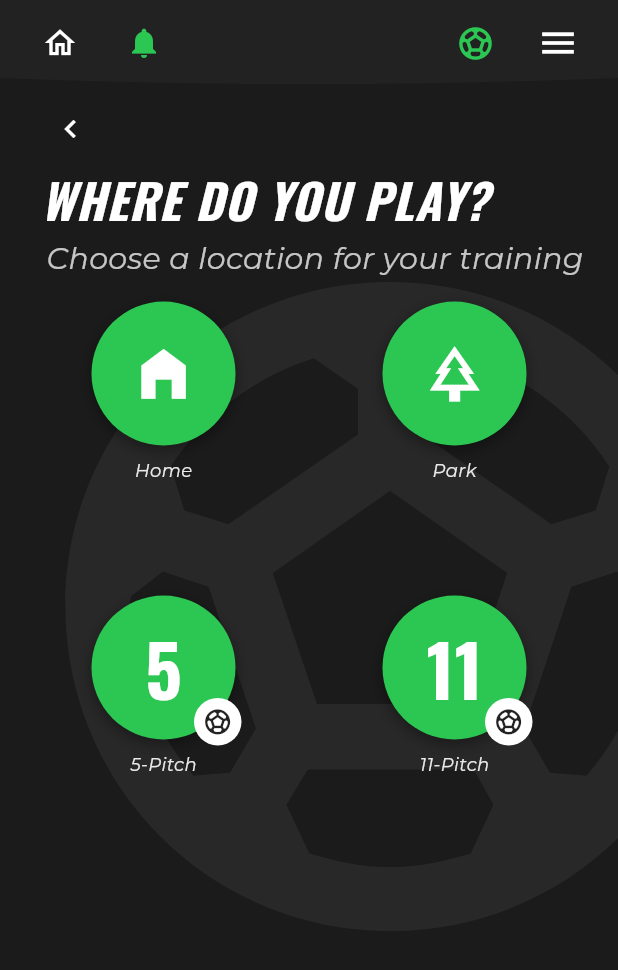
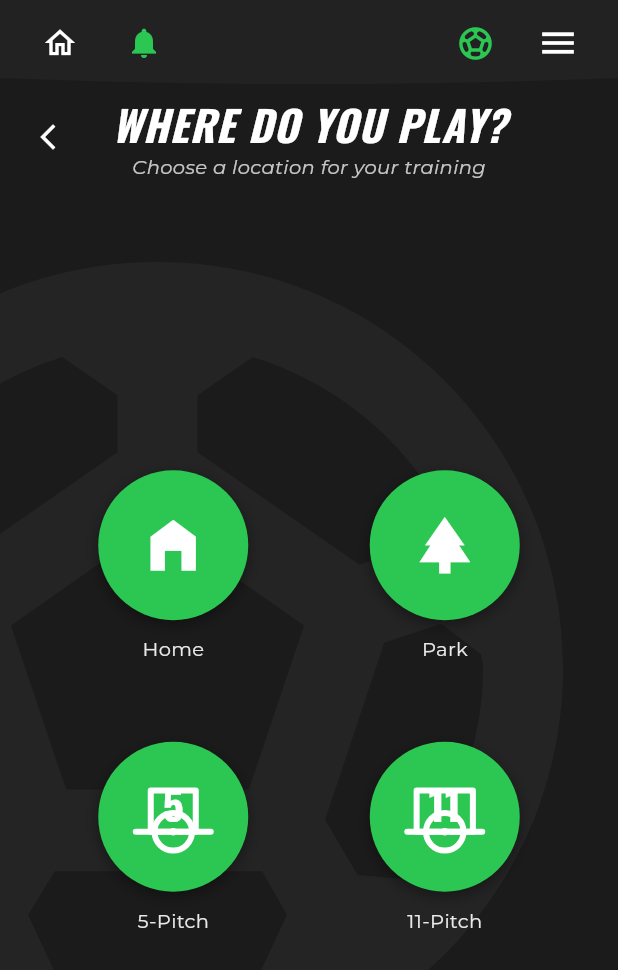
Before and after one commit to rokko/besteamapp, a Flutter app: the SingleWherePage screen opened by its route, on a phone screen of 412 x 824 dp. Shown: the top 970 px of the screen. Run offline on Flutter 3.47's test engine with Material 3 defaults, Android fonts, the phone set to English and light mode, and no system bars; our stand-ins replace go_router, google_fonts, smooth_page_indicator; missing offline and left inert: mobile_scanner.

Commit message:
feat: implement location selection and training type selection pages for single-player mode

```diff
--- a/lib/playpage/single_where.dart
+++ b/lib/playpage/single_where.dart
@@ -2,7 +2,6 @@ import 'package:flutter/material.dart';
 import 'package:google_fonts/google_fonts.dart';
 import 'package:go_router/go_router.dart';
 
-// Header & Drawer riusabili (gli stessi usati in Home/Play)
 import '../widgets/app_header.dart';
 import '../widgets/profile_drawer.dart';
 
@@ -15,122 +14,110 @@ class SingleWherePage extends StatefulWidget {
 class _SingleWherePageState extends State<SingleWherePage> {
   final _scaffoldKey = GlobalKey<ScaffoldState>();
 
-  static const kBg    = Color(0xFF1B1B1B);
-  static const kGreen = Color(0xFF2CC653);
-
   void _goNext() {
-    // GoRouter
     context.push('/single/training');
-    // Navigator (se NON usi GoRouter):
-    // Navigator.of(context).push(MaterialPageRoute(builder: (_) => const SingleTrainingPage()));
   }
 
   @override
   Widget build(BuildContext context) {
     return Scaffold(
       key: _scaffoldKey,
-      backgroundColor: kBg,
+      backgroundColor: const Color(0xFF1B1B1B),
       drawer: const ProfileDrawer(),
       body: SafeArea(
         child: Stack(
           children: [
-            // watermark pallone tenue
-            Positioned.fill(
+            Positioned(
+              left: -220,
+              top: 120,
               child: IgnorePointer(
-                child: Align(
-                  alignment: const Alignment(-0.75, -0.05),
-                  child: Icon(Icons.sports_soccer, size: 520, color: Colors.white.withOpacity(0.06)),
+                child: Icon(Icons.sports_soccer, size: 650, color: Colors.white.withOpacity(0.04)),
               ),
             ),
-            ),
-
             Column(
               children: [
-                // header condiviso
                 AppHeader(
                   onHomeTap: () => context.go('/home'),
                   onBellTap: () => context.push('/notifications'),
                   onMenuTap: () => _scaffoldKey.currentState?.openDrawer(),
                 ),
-
-                // back + titolo + sottotitolo
                 Padding(
                   padding: const EdgeInsets.fromLTRB(8, 2, 8, 14),
-                  child: Column(
-                    crossAxisAlignment: CrossAxisAlignment.start,
+                  child: Stack(
+                    alignment: Alignment.center,
                     children: [
-                      IconButton(
-                        icon: const Icon(Icons.chevron_left, color: Colors.white),
+                      Align(
+                        alignment: Alignment.centerLeft,
+                        child: IconButton(
+                          icon: const Icon(Icons.arrow_back_ios_new, color: Colors.white, size: 20),
                           onPressed: () => context.pop(),
                           splashRadius: 22,
                         ),
-                      Padding(
-                        padding: const EdgeInsets.only(left: 4),
-                        child: Text(
+                      ),
+                      Column(
+                        children: [
+                          Text(
                             'WHERE DO YOU PLAY?',
                             style: GoogleFonts.oswald(
-                            fontSize: 32,
+                              fontSize: 28,
                               fontStyle: FontStyle.italic,
                               fontWeight: FontWeight.w800,
                               color: Colors.white,
                               letterSpacing: .8,
                             ),
                           ),
-                      ),
-                      Padding(
-                        padding: const EdgeInsets.only(left: 8, top: 2),
-                        child: Text(
+                          Text(
                             'Choose a location for your training',
                             style: GoogleFonts.montserrat(
-                            fontSize: 20,
+                              fontSize: 13,
                               fontStyle: FontStyle.italic,
                               color: Colors.white.withOpacity(0.75),
                             ),
                           ),
+                        ],
                       ),
                     ],
                   ),
                 ),
-
-                // griglia 2x2 (Home, Park, 5-Pitch, 11-Pitch)
                 Expanded(
                   child: LayoutBuilder(
                     builder: (context, constraints) {
-                      final cell = (constraints.maxWidth - 24 * 2 - 24) / 2; // larghezza cella ~like mock
-                      final circle = 96.0;
-
-                      return GridView.count(
+                      final circle = 100.0;
+                      return Center(
+                        child: GridView.count(
+                          shrinkWrap: true,
                           physics: const NeverScrollableScrollPhysics(),
-                        padding: const EdgeInsets.symmetric(horizontal: 24),
+                          padding: const EdgeInsets.symmetric(horizontal: 40),
                           crossAxisCount: 2,
-                        mainAxisSpacing: 26,
-                        crossAxisSpacing: 24,
+                          mainAxisSpacing: 30,
+                          crossAxisSpacing: 30,
                           children: [
-                          _RoundIcon(
+                            _LocBtn(
                               size: circle,
                               label: 'Home',
-                            icon: Icons.home_filled,
+                              icon: Icon(Icons.home_filled, color: Colors.white, size: circle * 0.45),
                               onTap: _goNext,
                             ),
-                          _RoundIcon(
+                            _LocBtn(
                               size: circle,
                               label: 'Park',
-                            icon: Icons.park_outlined, // più compatibile
+                              icon: Icon(Icons.park, color: Colors.white, size: circle * 0.45),
                               onTap: _goNext,
                             ),
-                          _RoundNumber(
+                            _LocBtn(
                               size: circle,
-                            number: '5',
                               label: '5-Pitch',
+                              icon: _PitchIco(text: '5', size: circle * 0.5),
                               onTap: _goNext,
                             ),
-                          _RoundNumber(
+                            _LocBtn(
                               size: circle,
-                            number: '11',
                               label: '11-Pitch',
+                              icon: _PitchIco(text: '11', size: circle * 0.5),
                               onTap: _goNext,
                             ),
                           ],
+                        ),
                       );
                     },
                   ),
@@ -144,25 +131,17 @@ class _SingleWherePageState extends State<SingleWherePage> {
   }
 }
 
-/* ---------------------- UI widgets ---------------------- */
-
-class _RoundIcon extends StatelessWidget {
+class _LocBtn extends StatelessWidget {
   final double size;
   final String label;
-  final IconData icon;
+  final Widget icon;
   final VoidCallback onTap;
-  const _RoundIcon({
-    required this.size,
-    required this.label,
-    required this.icon,
-    required this.onTap,
-  });
-
-  static const kGreen = Color(0xFF2CC653);
+  const _LocBtn({required this.size, required this.label, required this.icon, required this.onTap});
 
   @override
   Widget build(BuildContext context) {
     return Column(
+      mainAxisSize: MainAxisSize.min,
       children: [
         InkResponse(
           onTap: onTap,
@@ -170,21 +149,20 @@ class _RoundIcon extends StatelessWidget {
           child: Container(
             width: size,
             height: size,
-            decoration: BoxDecoration(
-              color: kGreen,
+            decoration: const BoxDecoration(
+              color: Color(0xFF2CC653),
               shape: BoxShape.circle,
-              boxShadow: const [BoxShadow(color: Colors.black38, blurRadius: 8, offset: Offset(0, 3))],
+              boxShadow: [BoxShadow(color: Colors.black38, blurRadius: 8, offset: Offset(0, 3))],
             ),
             alignment: Alignment.center,
-            child: Icon(icon, color: Colors.white, size: size * 0.46),
+            child: icon,
           ),
         ),
-        const SizedBox(height: 8),
+        const SizedBox(height: 10),
         Text(
           label,
           style: GoogleFonts.montserrat(
-            fontSize: 12,
-            fontStyle: FontStyle.italic,
+            fontSize: 13,
             color: Colors.white.withOpacity(0.9),
           ),
         ),
@@ -193,73 +171,65 @@ class _RoundIcon extends StatelessWidget {
   }
 }
 
-class _RoundNumber extends StatelessWidget {
+class _PitchIco extends StatelessWidget {
+  final String text;
   final double size;
-  final String number;
-  final String label;
-  final VoidCallback onTap;
-  const _RoundNumber({
-    required this.size,
-    required this.number,
-    required this.label,
-    required this.onTap,
-  });
-
-  static const kGreen = Color(0xFF2CC653);
+  const _PitchIco({required this.text, required this.size});
 
   @override
   Widget build(BuildContext context) {
-    return Column(
-      children: [
-        InkResponse(
-          onTap: onTap,
-          radius: size,
+    return SizedBox(
+      width: size,
+      height: size,
       child: Stack(
-            clipBehavior: Clip.none,
         alignment: Alignment.center,
         children: [
-              Container(
-                width: size,
-                height: size,
-                decoration: BoxDecoration(
-                  color: kGreen,
-                  shape: BoxShape.circle,
-                  boxShadow: const [BoxShadow(color: Colors.black38, blurRadius: 8, offset: Offset(0, 3))],
+          CustomPaint(
+            size: Size(size, size),
+            painter: _PitchP(tw: text == '11' ? 0.75 : 0.6),
           ),
-                alignment: Alignment.center,
+          Positioned(
+            top: size * 0.05,
             child: Text(
-                  number,
+              text,
               style: GoogleFonts.oswald(
-                    fontSize: size * 0.5,
+                fontSize: size * 0.55,
                 fontWeight: FontWeight.w800,
                 color: Colors.white,
+                height: 1.0,
               ),
-                ),
-              ),
-              Positioned(
-                bottom: -4,
-                right: -4,
-                child: Container(
-                  width: size * 0.33,
-                  height: size * 0.33,
-                  decoration: const BoxDecoration(color: Colors.white, shape: BoxShape.circle),
-                  alignment: Alignment.center,
-                  child: Icon(Icons.sports_soccer, size: size * 0.21, color: Colors.black87),
             ),
           ),
         ],
       ),
-        ),
-        const SizedBox(height: 8),
-        Text(
-          label,
-          style: GoogleFonts.montserrat(
-            fontSize: 12,
-            fontStyle: FontStyle.italic,
-            color: Colors.white.withOpacity(0.9),
-          ),
-        ),
-      ],
     );
   }
 }
+
+class _PitchP extends CustomPainter {
+  final double tw;
+  _PitchP({required this.tw});
+
+  @override
+  void paint(Canvas canvas, Size size) {
+    final paint = Paint()
+      ..color = Colors.white
+      ..style = PaintingStyle.stroke
+      ..strokeWidth = size.width * 0.08
+      ..strokeCap = StrokeCap.round
+      ..strokeJoin = StrokeJoin.round;
+
+    final cx = size.width / 2;
+    final cy = size.height * 0.7;
+
+    canvas.drawLine(Offset(0, cy), Offset(size.width, cy), paint);
+    canvas.drawCircle(Offset(cx, cy), size.width * 0.25, paint);
+    canvas.drawCircle(Offset(cx, cy), size.width * 0.05, Paint()..color = Colors.white);
+
+    final rectW = size.width * tw;
+    final rectH = size.height * 0.55;
+    canvas.drawRect(Rect.fromLTRB(cx - rectW / 2, cy - rectH, cx + rectW / 2, cy), paint);
+  }
+  @override
+  bool shouldRepaint(covariant CustomPainter oldDelegate) => false;
+}
```
Also changed, not shown: lib/playpage/single_page_training.dart (+83 -102 lines). Lines whose indentation alone changed are shown as unchanged.
